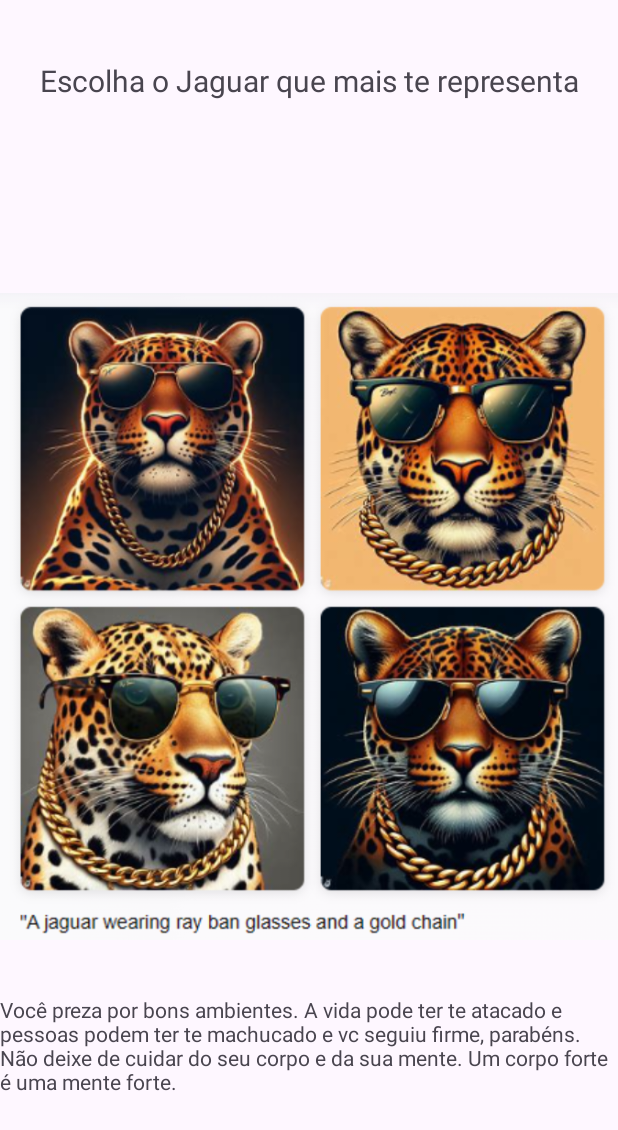
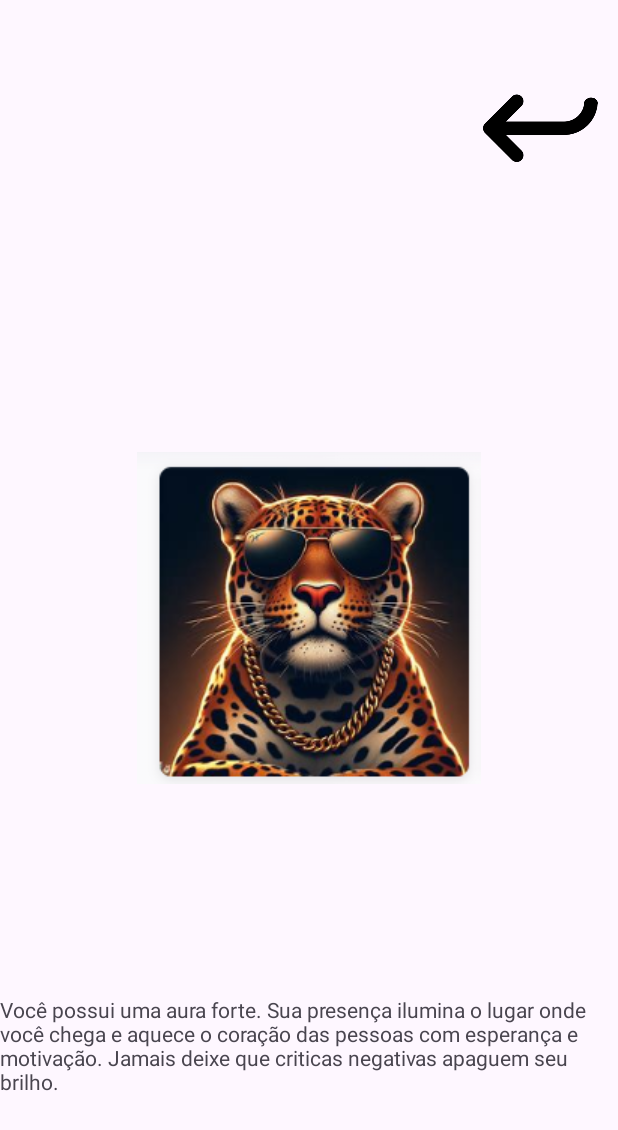
Before and after one commit to LeoTigrefenix/android_app_animalSoul, an Android app: the screen it shows after launch (MainActivity), after a tap on an icon or button, on a phone screen of 412 x 824 dp. Shown: the top 1130 px of the screen. Run offline under Robolectric (Android 15) with nearby library versions, the phone set to English and light mode, and no system bars; 1 other tap on this screen came first.

Commit message:
V.0.4 finished initial app-four Jaguar ok

```diff
--- a/app/src/main/java/com/leonidas/aula_frase_do_dia/MainActivity.java
+++ b/app/src/main/java/com/leonidas/aula_frase_do_dia/MainActivity.java
@@ -23,24 +23,32 @@ import android.widget.ImageView;
 import android.widget.TextView;
 
 public class MainActivity extends AppCompatActivity {
-
+    private TextView titulo;
+    private ImageView imgAlljaguars;
+    private ImageView img_jaguar_first;
+    private ImageView img_jaguar_second;
+    private ImageView img_jaguar_third;
+    private ImageView img_jaguar_fourth;
+    private ImageView img_arrowBack;
+    private TextView textoResposta;
     @Override
     protected void onCreate(Bundle savedInstanceState) { //Bumble é um tipo criado por meio da classe feita , como String
         super.onCreate(savedInstanceState);
         setContentView(R.layout.activity_main); //método da classe AppCompatActivity
-    }
 
         // Initialize views
         //   Button b_jaguar_first = findViewById(R.id.BJaguar1);
-        TextView titulo = findViewById(R.id.titulo);
+        titulo = findViewById(R.id.textoTopo);
+        imgAlljaguars = findViewById(R.id.ImgAllJaguar);
+        img_jaguar_first = findViewById(R.id.jaguar_first);
+        img_jaguar_second = findViewById(R.id.jaguar_second);
+        img_jaguar_third = findViewById(R.id.jaguar_third);
+        img_jaguar_fourth = findViewById(R.id.jaguar_fourth);
+        img_arrowBack = findViewById(R.id.arrowback);
+        textoResposta = findViewById(R.id.resultado);
+        ///---------------------
+    }
 
-        ImageView imgAlljaguars = findViewById(R.id.ImgAllJaguar);
-        ImageView img_jaguar_first = findViewById(R.id.jaguar_first);
-        ImageView img_jaguar_second = findViewById(R.id.jaguar_second);
-        ImageView img_jaguar_third = findViewById(R.id.jaguar_third);
-        ImageView img_jaguar_fourth = findViewById(R.id.jaguar_fourth);
-        ImageView img_arrowBack = findViewById(R.id.arrowback);
-        ///---------------------
 
         //Descrição de cada imagem ----------------------------------------------------------------------------------------------------------------------------------------------------------------------------------------------------------------------------------------------------
         String descricaoJagua1 = "Você possui uma aura forte. Sua presença ilumina o lugar onde você chega e aquece o coração das pessoas com esperança e motivação. Jamais deixe que criticas negativas apaguem seu brilho.";
@@ -52,92 +60,76 @@ public class MainActivity extends AppCompatActivity {
         //-----------------------------------------------------------------------------------------------------------------------------------------------------------------------------------------------------------------------------------------------------------------------------
 
         //funções para mostrar na tela o texto ao toque do botão ----------------------------------------------------------------------------------------------------------------------------------------------------------------------------------------------------------------------
-        public void primeiroJaguar (View view){
+        public void primeiroJaguar (View view) {
 
-            if (imgAlljaguars.getVisibility() == View.VISIBLE) {
+            if (imgAlljaguars.getVisibility() == View.VISIBLE && img_jaguar_first.getVisibility() == View.INVISIBLE) {
                 imgAlljaguars.setVisibility(View.INVISIBLE);
                 img_jaguar_first.setVisibility(View.VISIBLE);
                 titulo.setVisibility(View.INVISIBLE);
                 img_arrowBack.setVisibility(View.VISIBLE);
+                textoResposta.setText(descricaoJagua1);
+            }
 
 
-            }
 
-            TextView textoResposta = findViewById(R.id.resultado);
-            textoResposta.setText(descricaoJagua1);
 
         }
 
         public void segundoJaguar (View view){
 
-            if (imgAlljaguars.getVisibility() == View.VISIBLE) {
+            if (imgAlljaguars.getVisibility() == View.VISIBLE && img_jaguar_second.getVisibility() == View.INVISIBLE) {
                 imgAlljaguars.setVisibility(View.INVISIBLE);
                 titulo.setVisibility(View.INVISIBLE);
                 img_jaguar_second.setVisibility(View.VISIBLE);
                 img_arrowBack.setVisibility(View.VISIBLE);
-
-
+                textoResposta.setText(descricaoJagua2);
             }
-
-            TextView textoResposta = findViewById(R.id.resultado);
-            textoResposta.setText(descricaoJagua2);
 
         }
         public void terceiroJaguar (View view){
 
-            if (imgAlljaguars.getVisibility() == View.VISIBLE) {
+            if (imgAlljaguars.getVisibility() == View.VISIBLE && img_jaguar_third.getVisibility() == View.INVISIBLE) {
                 imgAlljaguars.setVisibility(View.INVISIBLE);
                 titulo.setVisibility(View.INVISIBLE);
                 img_jaguar_third.setVisibility(View.VISIBLE);
                 img_arrowBack.setVisibility(View.VISIBLE);
-
-
+                textoResposta.setText(descricaoJagua3);
             }
-
-            TextView textoResposta = findViewById(R.id.resultado);
-            textoResposta.setText(descricaoJagua3);
 
         }
         public void quartoJaguar (View view){
 
-            if (imgAlljaguars.getVisibility() == View.VISIBLE) {
+            if (imgAlljaguars.getVisibility() == View.VISIBLE && img_jaguar_fourth.getVisibility() == View.INVISIBLE) {
                 imgAlljaguars.setVisibility(View.INVISIBLE);
                 titulo.setVisibility(View.INVISIBLE);
                 img_jaguar_fourth.setVisibility(View.VISIBLE);
                 img_arrowBack.setVisibility(View.VISIBLE);
-
-
+                textoResposta.setText(descricaoJagua4);
             }
-
-            TextView textoResposta = findViewById(R.id.resultado);
-            textoResposta.setText(descricaoJagua4);
 
         }
         //-----------------------------------------------------------------------------------------------------------------------------------------------------------------------------------------------------------------------------------------------------------------------------
 
         //função para voltar a tela------------------------------------------------------------------------------------------
-//        public void voltarTela (View view){
-//
-//            if (img_arrowBack.getVisibility() == View.VISIBLE) {
-//
-//                imgAlljaguars.setVisibility(View.VISIBLE);
-//                titulo.setVisibility(View.VISIBLE);
-//
-//                img_jaguar_first.setVisibility(View.INVISIBLE);
-//                img_jaguar_second.setVisibility(View.INVISIBLE);
-//                img_jaguar_third.setVisibility(View.INVISIBLE);
-//                img_jaguar_fourth.setVisibility(View.INVISIBLE);
-//
-//                img_arrowBack.setVisibility(View.INVISIBLE);
-//
-//
-//                TextView textoResposta = findViewById(R.id.resultado);
-//
-//                textoResposta.setText("...");
-//            }
-//
-//
-//        }
+        public void voltarTela (View view){
+
+            if (img_arrowBack.getVisibility() == View.VISIBLE) {
+
+                imgAlljaguars.setVisibility(View.VISIBLE);
+                titulo.setVisibility(View.VISIBLE);
+
+                img_jaguar_first.setVisibility(View.INVISIBLE);
+                img_jaguar_second.setVisibility(View.INVISIBLE);
+                img_jaguar_third.setVisibility(View.INVISIBLE);
+                img_jaguar_fourth.setVisibility(View.INVISIBLE);
+
+                img_arrowBack.setVisibility(View.INVISIBLE);
+
+                textoResposta.setText("...");
+            }
+
+
+        }
 
         //-------------------------------------------------------------------------------------------------------------------
 
--- a/app/src/main/res/layout/activity_main.xml
+++ b/app/src/main/res/layout/activity_main.xml
@@ -80,7 +80,7 @@
         android:layout_width="106dp"
         android:layout_height="131dp"
         android:background="@drawable/no_box_selector"
-        android:onClick="quartoJaguar"
+        android:onClick="voltarTela"
         android:text=""
         app:layout_constraintBottom_toBottomOf="parent"
         app:layout_constraintEnd_toEndOf="parent"
@@ -90,7 +90,7 @@
         app:layout_constraintVertical_bias="0.012" />
 
     <TextView
-        android:id="@+id/titulo"
+        android:id="@+id/textoTopo"
         android:layout_width="365dp"
         android:layout_height="73dp"
         android:text="Escolha o Jaguar que mais te representa"
```
Also changed, not shown: 1 other file.
